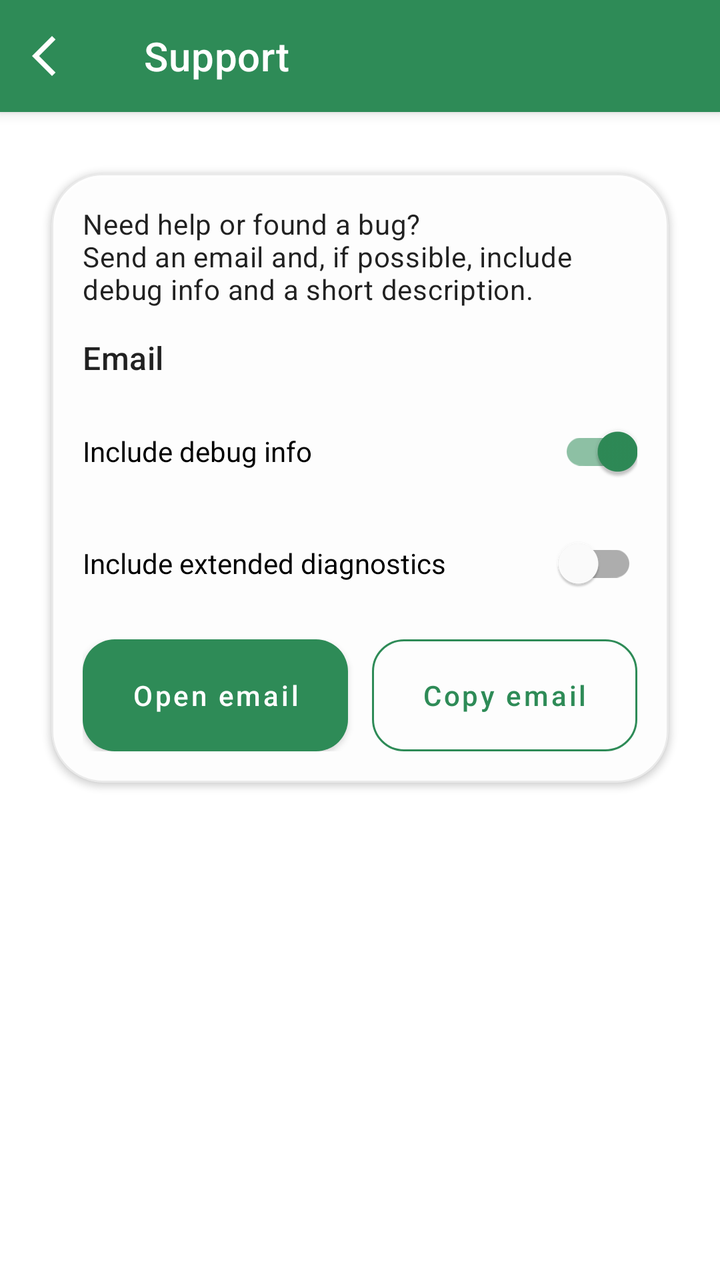
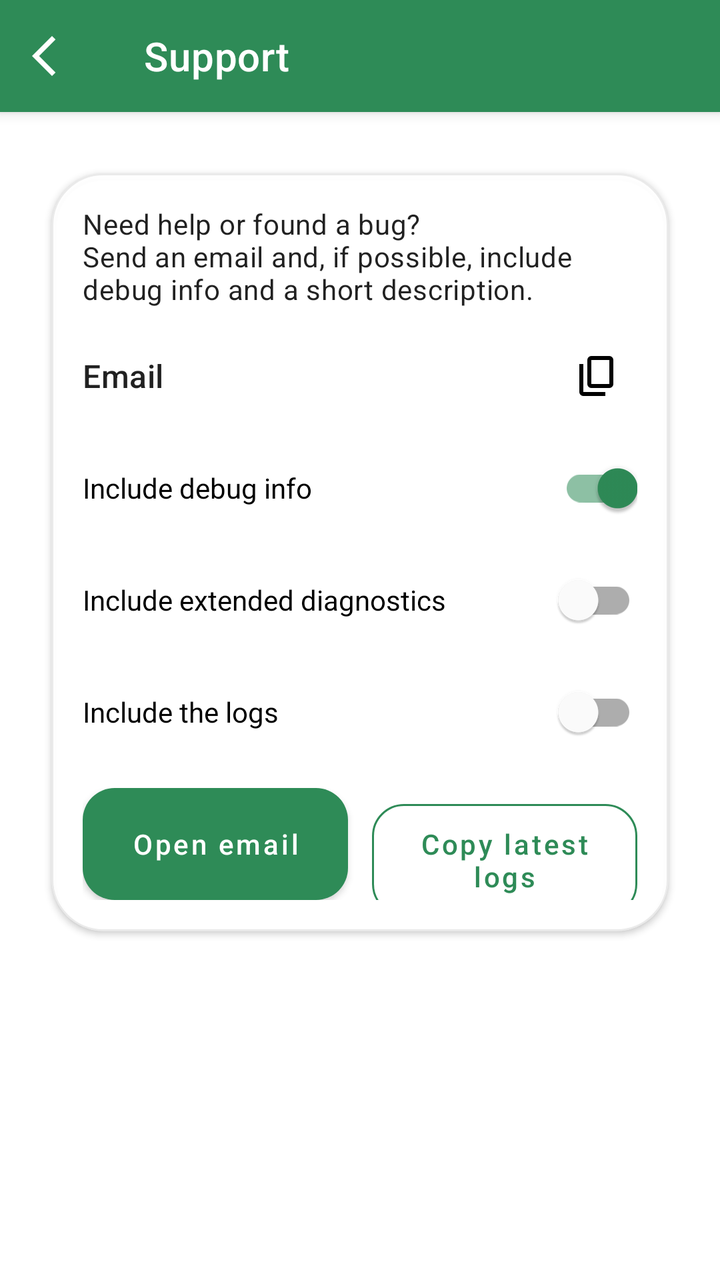

The first picture is an Android layout as it rendered before a commit; the second is the same layout after the commit. The layout source and the unified diff follow.
<!-- AndroidManifest.xml: application theme Theme.Switchly -->
<!-- res/layout/activity_support.xml -->
<?xml version="1.0" encoding="utf-8"?>
<androidx.coordinatorlayout.widget.CoordinatorLayout
    xmlns:android="http://schemas.android.com/apk/res/android"
    xmlns:app="http://schemas.android.com/apk/res-auto"
    android:layout_width="match_parent"
    android:layout_height="match_parent">

    <com.google.android.material.appbar.AppBarLayout
        android:layout_width="match_parent"
        android:layout_height="wrap_content"
        android:fitsSystemWindows="true">

        <com.google.android.material.appbar.MaterialToolbar
            android:id="@+id/toolbar"
            style="@style/Switchly.TopBar"
            android:layout_width="match_parent"
            android:layout_height="wrap_content"
            android:minHeight="?attr/actionBarSize"
            app:navigationIcon="@drawable/arrow_back_ios_24"
            app:title="@string/support_title" />

    </com.google.android.material.appbar.AppBarLayout>

    <androidx.core.widget.NestedScrollView
        android:layout_width="match_parent"
        android:layout_height="match_parent"
        android:clipToPadding="false"
        android:fillViewport="true"
        android:paddingStart="16dp"
        android:paddingTop="12dp"
        android:paddingEnd="16dp"
        android:paddingBottom="24dp"
        app:layout_behavior="@string/appbar_scrolling_view_behavior">

        <LinearLayout
            android:layout_width="match_parent"
            android:layout_height="wrap_content"
            android:orientation="vertical">

            <com.google.android.material.card.MaterialCardView
                style="@style/Switchly.Card"
                android:layout_width="match_parent"
                android:layout_height="wrap_content"
                android:layout_marginTop="8dp">

                <LinearLayout
                    android:layout_width="match_parent"
                    android:layout_height="wrap_content"
                    android:orientation="vertical"
                    android:padding="16dp">

                    <TextView
                        android:layout_width="match_parent"
                        android:layout_height="wrap_content"
                        android:text="@string/support_desc"
                        android:textAppearance="@style/TextAppearance.Material3.BodyMedium" />

                    <TextView
                        android:id="@+id/tvSupportEmail"
                        android:layout_width="match_parent"
                        android:layout_height="wrap_content"
                        android:layout_marginTop="14dp"
                        android:text="@string/support_email_placeholder"
                        android:textAppearance="@style/TextAppearance.Material3.TitleMedium" />


                    <com.google.android.material.switchmaterial.SwitchMaterial
                        android:id="@+id/switchIncludeDebug"
                        android:layout_width="match_parent"
                        android:layout_height="wrap_content"
                        android:layout_marginTop="12dp"
                        android:text="@string/support_include_debug"
                        android:checked="true" />

                    <com.google.android.material.switchmaterial.SwitchMaterial
                        android:id="@+id/switchIncludeAdvancedDebug"
                        android:layout_width="match_parent"
                        android:layout_height="wrap_content"
                        android:layout_marginTop="8dp"
                        android:text="@string/support_include_advanced_debug"
                        android:checked="false" />

                    <LinearLayout
                        android:layout_width="match_parent"
                        android:layout_height="wrap_content"
                        android:layout_marginTop="14dp"
                        android:orientation="horizontal">

                        <com.google.android.material.button.MaterialButton
                            android:id="@+id/btnOpenEmail"
                            style="@style/Switchly.PrimaryButton"
                            android:layout_width="0dp"
                            android:layout_height="wrap_content"
                            android:layout_weight="1"
                            android:ellipsize="none"
                            android:maxLines="2"
                            android:gravity="center"
                            android:minHeight="56dp"
                            android:text="@string/support_open_email" />

                        <Space
                            android:layout_width="12dp"
                            android:layout_height="1dp" />

                        <com.google.android.material.button.MaterialButton
                            android:id="@+id/btnCopyEmail"
                            style="@style/Switchly.OutlinedButton"
                            android:layout_width="0dp"
                            android:layout_height="wrap_content"
                            android:layout_weight="1"
                            android:ellipsize="none"
                            android:maxLines="2"
                            android:gravity="center"
                            android:minHeight="56dp"
                            android:text="@string/support_copy_email" />

                    </LinearLayout>
                </LinearLayout>

            </com.google.android.material.card.MaterialCardView>

        </LinearLayout>

    </androidx.core.widget.NestedScrollView>

</androidx.coordinatorlayout.widget.CoordinatorLayout>
<!-- resources referenced by this layout -->
<resources>
  <!-- drawable arrow_back_ios_24 (drawable) -->
  <vector xmlns:android="http://schemas.android.com/apk/res/android"
      android:width="24dp"
      android:height="24dp"
      android:viewportWidth="960"
      android:viewportHeight="960">
    <path
        android:pathData="M400,880 L0,480l400,-400 71,71 -329,329 329,329 -71,71Z"
        android:fillColor="?attr/colorOnSurface"/>
  </vector>
  <string name="support_copy_email">Copy email</string>
  <string name="support_desc">Need help or found a bug?\nSend an email and, if possible, include debug info and a short description.</string>
  <string name="support_email_placeholder">Email</string>
  <string name="support_include_advanced_debug">Include extended diagnostics</string>
  <string name="support_include_debug">Include debug info</string>
  <string name="support_open_email">Open email</string>
  <string name="support_title">Support</string>
  <style name="Switchly.PrimaryButton" parent="Switchly.Button" />
  <style name="Switchly.TopBar" parent="Widget.MaterialComponents.Toolbar">
          
          <item name="android:background">?attr/colorPrimary</item>
          <item name="backgroundTint">?attr/colorPrimary</item>
  
          
          <item name="titleTextColor">@android:color/white</item>
  
          
          <item name="navigationIconTint">@android:color/white</item>
      </style>
  <style name="ShapeAppearance.Switchly.Card" parent="ShapeAppearance.MaterialComponents.LargeComponent">
          <item name="cornerFamily">rounded</item>
          <item name="cornerSize">26dp</item>
      </style>
  <color name="switchly_card_bg">#F7FFFFFF</color>
  <color name="switchly_card_stroke">#14000000</color>
  <color name="accent_default_green">#2E8B57</color>
  <style name="Switchly.Fab" parent="Widget.MaterialComponents.FloatingActionButton">
          <item name="backgroundTint">?attr/colorPrimary</item>
          <item name="tint">@android:color/white</item>
      </style>
  <style name="Switchly.TextInputLayout" parent="Widget.MaterialComponents.TextInputLayout.OutlinedBox">
          <item name="boxStrokeWidth">1dp</item>
          <item name="boxStrokeWidthFocused">2dp</item>
          <item name="boxCornerRadiusTopStart">12dp</item>
          <item name="boxCornerRadiusTopEnd">12dp</item>
          <item name="boxCornerRadiusBottomStart">12dp</item>
          <item name="boxCornerRadiusBottomEnd">12dp</item>
      </style>
  <style name="Switchly.AutoCompleteText" parent="Widget.MaterialComponents.AutoCompleteTextView.OutlinedBox">
          <item name="android:minHeight">56dp</item>
          <item name="android:paddingTop">12dp</item>
          <item name="android:paddingBottom">12dp</item>
          <item name="android:textAppearance">@style/TextAppearance.MaterialComponents.Body1</item>
      </style>
  <style name="ThemeOverlay.Switchly.Dialog" parent="ThemeOverlay.MaterialComponents.MaterialAlertDialog">
          <item name="colorControlActivated">?attr/colorPrimary</item>
          <item name="colorControlHighlight">?attr/colorPrimary</item>
          <item name="colorAccent">?attr/colorPrimary</item>
      </style>
  <!-- unchanged entries left out for length: 4 -->
</resources>

<!-- the commit's change to res/layout/activity_support.xml (unified diff, before → after) -->
@@ -55,14 +55,32 @@
                         android:text="@string/support_desc"
                         android:textAppearance="@style/TextAppearance.Material3.BodyMedium" />
 
-                    <TextView
-                        android:id="@+id/tvSupportEmail"
+                    <LinearLayout
                         android:layout_width="match_parent"
                         android:layout_height="wrap_content"
                         android:layout_marginTop="14dp"
-                        android:text="@string/support_email_placeholder"
-                        android:textAppearance="@style/TextAppearance.Material3.TitleMedium" />
+                        android:gravity="center_vertical"
+                        android:orientation="horizontal">
 
+                        <TextView
+                            android:id="@+id/tvSupportEmail"
+                            android:layout_width="0dp"
+                            android:layout_height="wrap_content"
+                            android:layout_weight="1"
+                            android:text="@string/support_email_placeholder"
+                            android:textAppearance="@style/TextAppearance.Material3.TitleMedium" />
+
+                        <ImageButton
+                            android:id="@+id/btnCopyEmailInline"
+                            android:layout_width="40dp"
+                            android:layout_height="40dp"
+                            android:background="?attr/selectableItemBackgroundBorderless"
+                            android:contentDescription="@string/support_copy_email"
+                            android:padding="8dp"
+                            android:src="@drawable/content_copy_24"
+                            app:tint="?attr/colorOnSurface" />
+
+                    </LinearLayout>
 
                     <com.google.android.material.switchmaterial.SwitchMaterial
                         android:id="@+id/switchIncludeDebug"
@@ -78,6 +96,14 @@
                         android:layout_height="wrap_content"
                         android:layout_marginTop="8dp"
                         android:text="@string/support_include_advanced_debug"
+                        android:checked="false" />
+
+                    <com.google.android.material.switchmaterial.SwitchMaterial
+                        android:id="@+id/switchIncludeLogs"
+                        android:layout_width="match_parent"
+                        android:layout_height="wrap_content"
+                        android:layout_marginTop="8dp"
+                        android:text="@string/support_include_logs"
                         android:checked="false" />
 
                     <LinearLayout
@@ -112,7 +138,7 @@
                             android:maxLines="2"
                             android:gravity="center"
                             android:minHeight="56dp"
-                            android:text="@string/support_copy_email" />
+                            android:text="@string/support_copy_latest_logs" />
 
                     </LinearLayout>
                 </LinearLayout>
<!-- resource entries referenced after the edit -->
@@ -10,11 +10,23 @@
         android:pathData="M400,880 L0,480l400,-400 71,71 -329,329 329,329 -71,71Z"
         android:fillColor="?attr/colorOnSurface"/>
   </vector>
+  <!-- drawable content_copy_24 (drawable) -->
+  <vector xmlns:android="http://schemas.android.com/apk/res/android"
+      android:width="24dp"
+      android:height="24dp"
+      android:viewportWidth="960"
+      android:viewportHeight="960">
+    <path
+        android:pathData="M360,720q-33,0 -56.5,-23.5T280,640v-480q0,-33 23.5,-56.5T360,80h360q33,0 56.5,23.5T800,160v480q0,33 -23.5,56.5T720,720L360,720ZM360,640h360v-480L360,160v480ZM200,880q-33,0 -56.5,-23.5T120,800v-560h80v560h440v80L200,880ZM360,640v-480,480Z"
+        android:fillColor="?attr/colorOnSurface"/>
+  </vector>
   <string name="support_copy_email">Copy email</string>
+  <string name="support_copy_latest_logs">Copy latest logs</string>
   <string name="support_desc">Need help or found a bug?\nSend an email and, if possible, include debug info and a short description.</string>
   <string name="support_email_placeholder">Email</string>
   <string name="support_include_advanced_debug">Include extended diagnostics</string>
   <string name="support_include_debug">Include debug info</string>
+  <string name="support_include_logs">Include the logs</string>
   <string name="support_open_email">Open email</string>
   <string name="support_title">Support</string>
   <style name="Switchly.PrimaryButton" parent="Switchly.Button" />
